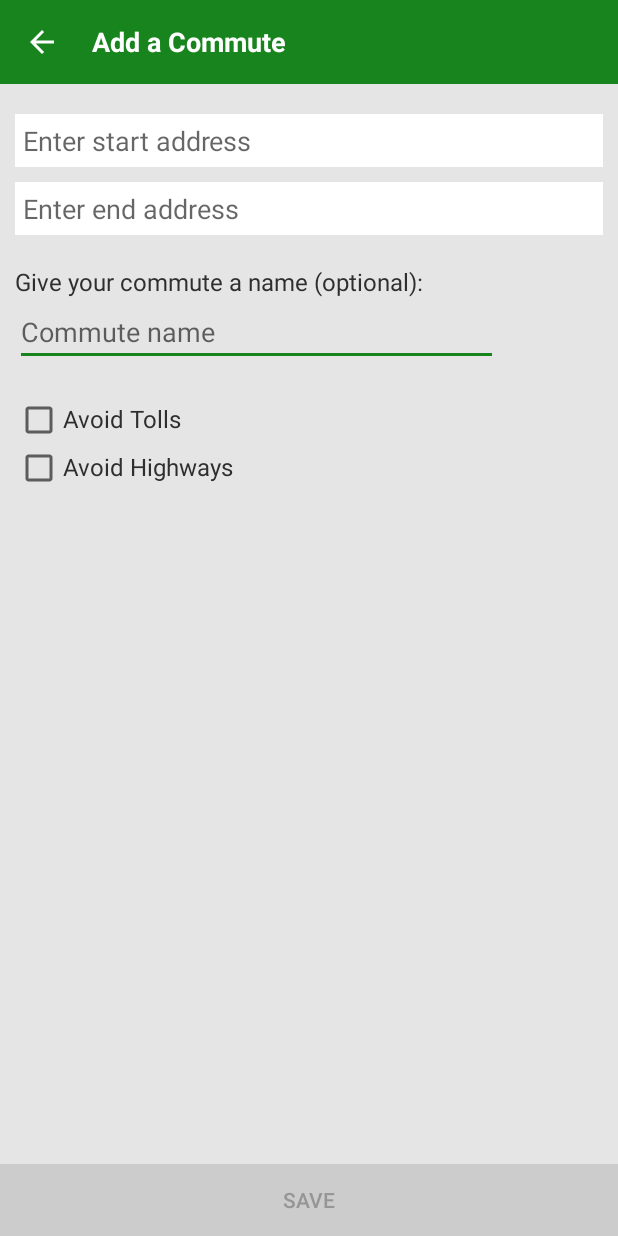
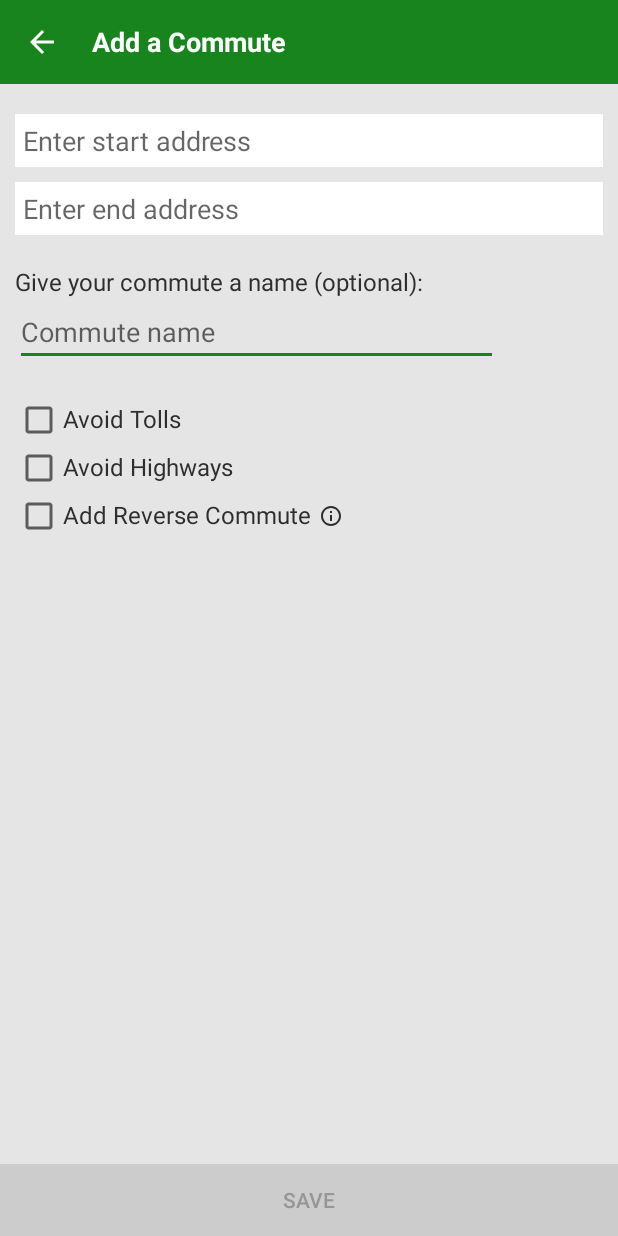
Before and after one commit to pjp94/Commuter, an Android app: the screen it shows after launch (AddCommuteActivity), after a tap on an icon or button, on a phone screen of 412 x 824 dp. Run offline under Robolectric (Android 15) with nearby library versions, the phone set to English and light mode, and no system bars; our stand-ins replace ButterKnife, Room's generated code; 1 statement that could not run was skipped.

Commit message:
Added commute card delete functionality.

```diff
--- a/app/build.gradle
+++ b/app/build.gradle
@@ -50,4 +50,5 @@ dependencies {
     annotationProcessor 'com.jakewharton:butterknife-compiler:10.1.0'
 
     implementation 'com.google.android.libraries.places:places:2.0.0'
+    implementation 'com.github.PhilJay:MPAndroidChart:v3.1.0-alpha'
 }
--- a/app/src/main/java/com/pancholi/commuter/activity/MainActivity.java
+++ b/app/src/main/java/com/pancholi/commuter/activity/MainActivity.java
@@ -1,18 +1,23 @@
 package com.pancholi.commuter.activity;
 
+import android.app.AlertDialog;
 import android.content.Intent;
 import android.os.Bundle;
+import android.util.Log;
 import android.view.View;
 import android.widget.ProgressBar;
 import android.widget.TextView;
 import android.widget.Toast;
 
+import com.pancholi.commuter.database.Detail;
+import com.pancholi.commuter.database.repositories.DetailRepository;
 import com.pancholi.commuter.viewmodel.CommuteViewModel;
 import com.pancholi.commuter.R;
 import com.pancholi.commuter.alarm.CommuteAlarm;
-import com.pancholi.commuter.commutecard.CommuteCardMenuClickListener;
 import com.pancholi.commuter.commutecard.CommuteListAdapter;
 import com.pancholi.commuter.database.Commute;
+
+import java.util.List;
 
 import androidx.lifecycle.ViewModelProviders;
 import androidx.recyclerview.widget.LinearLayoutManager;
@@ -49,31 +54,60 @@ public class MainActivity extends BaseActivity {
     commuteList.setAdapter(adapter);
   }
 
-  private CommuteCardMenuClickListener.CardMenuItemClickedListener getCardMenuItemClickedListener() {
-    return new CommuteCardMenuClickListener.CardMenuItemClickedListener() {
+  private CommuteListAdapter.CardMenuItemClickedListener getCardMenuItemClickedListener() {
+    return new CommuteListAdapter.CardMenuItemClickedListener() {
       @Override
-      public void onEditClicked() {
+      public void onEditClicked(Commute commute) {
         Toast.makeText(MainActivity.this, "Edit clicked.", Toast.LENGTH_SHORT).show();
       }
 
       @Override
-      public void onDeleteClicked() {
-        Toast.makeText(MainActivity.this, "Delete clicked", Toast.LENGTH_SHORT).show();
+      public void onDeleteClicked(Commute commute) {
+        new AlertDialog.Builder(MainActivity.this)
+                .setMessage(getDeleteMessage(commute.getName()))
+                .setNegativeButton(R.string.no, null)
+                .setPositiveButton(R.string.yes,
+                        (dialog, which) -> commuteViewModel.delete(commute))
+                .show();
       }
     };
+  }
+
+  private String getDeleteMessage(String name) {
+    return getString(name == null || name.isEmpty()
+            ? R.string.delete_this_commute
+            : R.string.delete_commute_with_name, name);
   }
 
   private void setViewModel() {
     commuteViewModel = ViewModelProviders.of(this).get(CommuteViewModel.class);
     commuteViewModel.getAllObservableCommutes().observe(this, commutes -> {
-      boolean isEmpty = commutes.isEmpty();
+      CommuteAlarm.decideAlarm(this, commutes.size() == 1);
+      setViewsAfterCommutesLoad(commutes);
+//      logDetails(commutes);
+    });
+  }
 
-      CommuteAlarm.decideAlarm(this, !isEmpty);
-      adapter.setCommutes(commutes);
-      commuteProgressBar.setVisibility(View.INVISIBLE);
-      commuteList.setVisibility(isEmpty ? View.INVISIBLE : View.VISIBLE);
-      noCommutesAdded.setVisibility(isEmpty ? View.VISIBLE : View.INVISIBLE);
-    });
+  private void setViewsAfterCommutesLoad(List<Commute> commutes) {
+    adapter.setCommutes(commutes);
+    commuteProgressBar.setVisibility(View.INVISIBLE);
+    commuteList.setVisibility(commutes.isEmpty() ? View.INVISIBLE : View.VISIBLE);
+    noCommutesAdded.setVisibility(commutes.isEmpty() ? View.VISIBLE : View.INVISIBLE);
+  }
+
+  private void logDetails(List<Commute> commutes) {
+    DetailRepository repository = new DetailRepository(this);
+
+    for (Commute commute : commutes) {
+      new Thread(() ->
+      {
+        List<Detail> details = repository.getListDetailsForCommute(commute.getId());
+
+        for (Detail detail : details) {
+          Log.d(TAG, detail.toString());
+        }
+      }).start();
+    }
   }
 
   @OnClick(R.id.buttonAddCommute)
--- a/app/src/main/java/com/pancholi/commuter/alarm/CommuteAlarm.java
+++ b/app/src/main/java/com/pancholi/commuter/alarm/CommuteAlarm.java
@@ -4,6 +4,7 @@ import android.app.AlarmManager;
 import android.app.PendingIntent;
 import android.content.Context;
 import android.content.Intent;
+import android.preference.PreferenceManager;
 import android.util.Log;
 
 import com.pancholi.commuter.activity.BaseActivity;
@@ -12,12 +13,19 @@ import java.util.Calendar;
 
 public class CommuteAlarm {
 
+  private static final String SHARED_PREFS_ALARM_SET = "sharedPreferencesAlarmSet";
+
   private static AlarmManager alarmManager;
   private static PendingIntent alarmIntent;
 
-  public static void decideAlarm(Context context, boolean hasCommutes) {
+  public static void decideAlarm(Context context, boolean firstCommuteAdded) {
+    if (PreferenceManager.getDefaultSharedPreferences(context)
+            .getBoolean(SHARED_PREFS_ALARM_SET, false)) {
+      return;
+    }
+
     getAlarmManager(context);
-    scheduleOrCancelAlarm(context, hasCommutes);
+    scheduleOrCancelAlarm(context, firstCommuteAdded);
   }
 
   private static void getAlarmManager(Context context) {
@@ -26,8 +34,8 @@ public class CommuteAlarm {
     }
   }
 
-  private static void scheduleOrCancelAlarm(Context context, boolean hasCommutes) {
-    if (hasCommutes) {
+  private static void scheduleOrCancelAlarm(Context context, boolean firstCommuteAdded) {
+    if (firstCommuteAdded) {
       scheduleAlarm(context);
     } else {
       cancelAlarm(context);
@@ -37,18 +45,21 @@ public class CommuteAlarm {
   static void scheduleAlarm(Context context) {
     Calendar calendar = Calendar.getInstance();
     calendar.setTimeInMillis(System.currentTimeMillis());
-    calendar.set(Calendar.HOUR, 7);
-    calendar.add(Calendar.DAY_OF_MONTH, 1);
+    calendar.set(Calendar.HOUR_OF_DAY, 11);
+    calendar.set(Calendar.MINUTE, 17);
+//    calendar.add(Calendar.DAY_OF_MONTH, 1);
 
     getAlarmManager(context);
     alarmManager.setInexactRepeating(AlarmManager.RTC_WAKEUP, calendar.getTimeInMillis(),
             AlarmManager.INTERVAL_HALF_HOUR, getAlarmIntent(context));
+    setSharedPreferencesAlarm(context, true);
     Log.d(BaseActivity.TAG, "Alarm scheduled");
   }
 
   static void cancelAlarm(Context context) {
     getAlarmManager(context);
     alarmManager.cancel(getAlarmIntent(context));
+    setSharedPreferencesAlarm(context, false);
     Log.d(BaseActivity.TAG, "Alarm canceled");
   }
 
@@ -60,4 +71,12 @@ public class CommuteAlarm {
 
     return alarmIntent;
   }
+
+  private static void setSharedPreferencesAlarm(Context context, boolean alarmSet) {
+    PreferenceManager
+            .getDefaultSharedPreferences(context)
+            .edit()
+            .putBoolean(SHARED_PREFS_ALARM_SET, alarmSet)
+            .apply();
+  }
 }
--- a/app/src/main/java/com/pancholi/commuter/commutecard/CommuteListAdapter.java
+++ b/app/src/main/java/com/pancholi/commuter/commutecard/CommuteListAdapter.java
@@ -21,11 +21,16 @@ import androidx.recyclerview.widget.RecyclerView;
 public class CommuteListAdapter extends RecyclerView.Adapter<CommuteListAdapter.ViewHolder> {
 
   private Context context;
-  private CommuteCardMenuClickListener.CardMenuItemClickedListener cardMenuItemClickedListener;
+  private CardMenuItemClickedListener cardMenuItemClickedListener;
   private List<Commute> commutes;
 
+  public interface CardMenuItemClickedListener {
+    void onEditClicked(Commute commute);
+    void onDeleteClicked(Commute commute);
+  }
+
   public CommuteListAdapter(Context context,
-                            CommuteCardMenuClickListener.CardMenuItemClickedListener listener) {
+                            CardMenuItemClickedListener listener) {
     this.context = context;
     this.cardMenuItemClickedListener = listener;
   }
@@ -58,16 +63,31 @@ public class CommuteListAdapter extends RecyclerView.Adapter<CommuteListAdapter.
 
     holder.origin.setText(origin);
     holder.destination.setText(destination);
-    holder.menu.setOnClickListener(this::showPopupMenu);
+    holder.menu.setOnClickListener(v -> showPopupMenu(v, commute));
   }
 
-  private void showPopupMenu(View v) {
+  private void showPopupMenu(View v, Commute commute) {
     PopupMenu popupMenu = new PopupMenu(context, v);
     MenuInflater inflater = popupMenu.getMenuInflater();
 
     inflater.inflate(R.menu.card_menu, popupMenu.getMenu());
-    popupMenu.setOnMenuItemClickListener(new CommuteCardMenuClickListener(cardMenuItemClickedListener));
+    popupMenu.setOnMenuItemClickListener(
+            new CommuteCardMenuClickListener(getItemClickedListener(commute)));
     popupMenu.show();
+  }
+
+  private CommuteCardMenuClickListener.CardMenuItemClickedListener getItemClickedListener(Commute commute) {
+    return new CommuteCardMenuClickListener.CardMenuItemClickedListener() {
+      @Override
+      public void onEditClicked() {
+        cardMenuItemClickedListener.onEditClicked(commute);
+      }
+
+      @Override
+      public void onDeleteClicked() {
+        cardMenuItemClickedListener.onDeleteClicked(commute);
+      }
+    };
   }
 
   @Override
--- a/app/src/main/java/com/pancholi/commuter/database/CommuterDatabase.java
+++ b/app/src/main/java/com/pancholi/commuter/database/CommuterDatabase.java
@@ -7,7 +7,7 @@ import androidx.room.Room;
 import androidx.room.RoomDatabase;
 import androidx.room.TypeConverters;
 
-@Database(entities = {Commute.class, Detail.class}, version = 2)
+@Database(entities = {Commute.class, Detail.class}, version = 3)
 @TypeConverters({Converters.class})
 public abstract class CommuterDatabase extends RoomDatabase {
 
--- a/app/src/main/java/com/pancholi/commuter/database/Detail.java
+++ b/app/src/main/java/com/pancholi/commuter/database/Detail.java
@@ -10,11 +10,14 @@ import androidx.room.ForeignKey;
 import androidx.room.Index;
 import androidx.room.PrimaryKey;
 
+import static androidx.room.ForeignKey.CASCADE;
+
 @Entity(tableName = "details",
         indices = @Index(value = "commute_id"),
         foreignKeys = @ForeignKey(entity = Commute.class,
                                   parentColumns = "id",
-                                  childColumns = "commute_id"))
+                                  childColumns = "commute_id",
+                                  onDelete = CASCADE))
 public class Detail {
 
   @PrimaryKey(autoGenerate = true)
--- a/app/src/main/java/com/pancholi/commuter/database/DetailDao.java
+++ b/app/src/main/java/com/pancholi/commuter/database/DetailDao.java
@@ -13,6 +13,12 @@ public interface DetailDao extends BaseDao<Detail> {
   @Query("SELECT * FROM details WHERE commute_id = :commuteId")
   LiveData<List<Detail>> getAllDetailsForCommute(int commuteId);
 
+  @Query("SELECT * FROM details WHERE commute_id = :commuteId ORDER BY date ASC")
+  LiveData<List<Detail>> getAllOrderedDetailsForCommute(int commuteId);
+
+  @Query("SELECT * FROM details WHERE commute_id = :commuteId")
+  List<Detail> getListDetailsForCommute(int commuteId);
+
   @Query("SELECT * FROM details WHERE commute_id = :commuteId AND date > :date")
   LiveData<List<Detail>> getDetailsForCommuteAfterDate(int commuteId, Date date);
 }
--- a/app/src/main/java/com/pancholi/commuter/database/repositories/DetailRepository.java
+++ b/app/src/main/java/com/pancholi/commuter/database/repositories/DetailRepository.java
@@ -35,6 +35,10 @@ public class DetailRepository extends BaseRepository<Detail> {
     return detailDao.getAllDetailsForCommute(commuteId);
   }
 
+  public List<Detail> getListDetailsForCommute(int commuteId) {
+    return detailDao.getListDetailsForCommute(commuteId);
+  }
+
   public LiveData<List<Detail>> getAllDetailsForCommuteAfterDate(int commuteId, Date date) {
     return detailDao.getDetailsForCommuteAfterDate(commuteId, date);
   }
--- /dev/null
+++ b/app/src/main/res/drawable/ic_info.xml
@@ -0,0 +1,5 @@
+<vector android:height="24dp" android:tint="@color/cardText"
+    android:viewportHeight="24.0" android:viewportWidth="24.0"
+    android:width="24dp" xmlns:android="http://schemas.android.com/apk/res/android">
+    <path android:fillColor="#FF000000" android:pathData="M11,17h2v-6h-2v6zM12,2C6.48,2 2,6.48 2,12s4.48,10 10,10 10,-4.48 10,-10S17.52,2 12,2zM12,20c-4.41,0 -8,-3.59 -8,-8s3.59,-8 8,-8 8,3.59 8,8 -3.59,8 -8,8zM11,9h2L13,7h-2v2z"/>
+</vector>
--- a/app/src/main/res/layout/activity_add_commute.xml
+++ b/app/src/main/res/layout/activity_add_commute.xml
@@ -143,6 +143,34 @@
 
         </LinearLayout>
 
+        <LinearLayout
+            android:layout_width="wrap_content"
+            android:layout_height="wrap_content"
+            android:layout_marginStart="10dp"
+            android:layout_marginEnd="10dp"
+            android:orientation="horizontal">
+
+            <CheckBox
+                android:id="@+id/addReverseCommute"
+                android:layout_width="wrap_content"
+                android:layout_height="wrap_content" />
+
+            <TextView
+                android:layout_width="wrap_content"
+                android:layout_height="wrap_content"
+                android:text="Add Reverse Commute"
+                android:textSize="16sp"
+                android:textColor="@color/cardText" />
+
+            <ImageView
+                android:layout_width="16dp"
+                android:layout_height="16dp"
+                android:layout_margin="5dp"
+                android:layout_gravity="center_vertical"
+                android:src="@drawable/ic_info" />
+
+        </LinearLayout>
+
     </LinearLayout>
 
     <Button
--- a/app/src/main/res/values/strings.xml
+++ b/app/src/main/res/values/strings.xml
@@ -3,6 +3,8 @@
 
     <!-- Common -->
     <string name="back_button_description">Back button</string>
+    <string name="no">No</string>
+    <string name="yes">Yes</string>
 
     <!-- Main activity -->
     <string name="no_commutes_added">Looks like you haven\'t added a commute yet. Press the button to get started!</string>
@@ -21,4 +23,8 @@
     <string name="avoid_tolls">Avoid Tolls</string>
     <string name="avoid_highways">Avoid Highways</string>
     <string name="save">Save</string>
+
+    <!-- Delete commute -->
+    <string name="delete_this_commute">Delete this commute?</string>
+    <string name="delete_commute_with_name">Delete %s?</string>
 </resources>
--- a/build.gradle
+++ b/build.gradle
@@ -18,7 +18,7 @@ allprojects {
     repositories {
         google()
         jcenter()
-
+        maven { url 'https://jitpack.io' }
     }
 }
 
```
